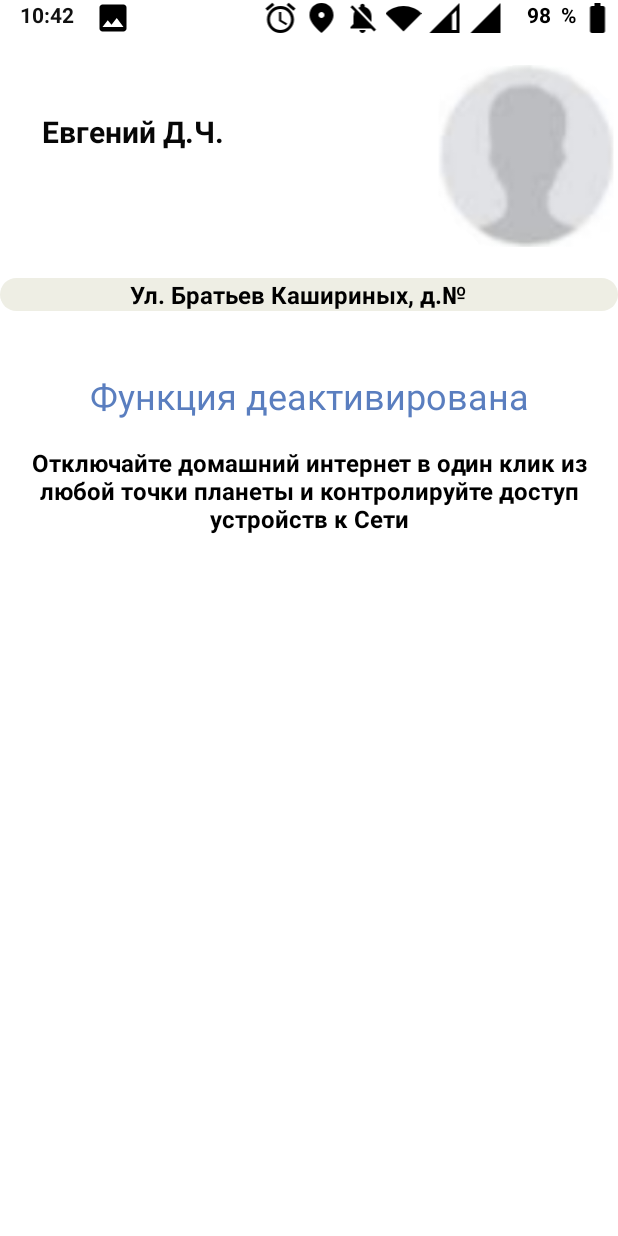
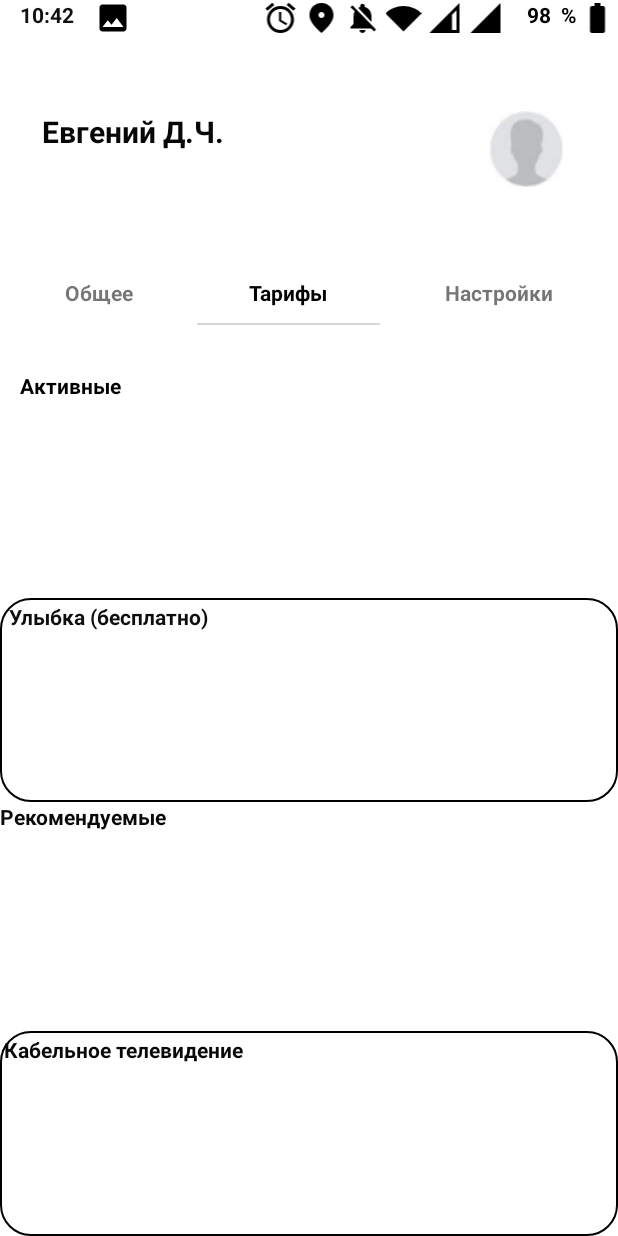
Before and after one commit to mosspanic/l_out, an Android app: the MainActivity2 screen opened directly, with no data from a screen before it, on a phone screen of 412 x 824 dp. Run offline under Robolectric (Android 15) with nearby library versions, the phone set to English and light mode, and no system bars; our stand-ins replace navigation-ui.

Commit message:
кнопка?

```diff
--- a/app/src/main/res/layout/activity_main.xml
+++ b/app/src/main/res/layout/activity_main.xml
@@ -205,9 +205,15 @@
 
         <Button
             android:id="@+id/b2"
-            android:layout_width="115dp"
-            android:layout_height="100dp"
-            android:layout_marginLeft="150dp"
+
+            android:layout_width="match_parent"
+            android:layout_height="88dp"
+            android:layout_marginLeft="100dp"
+            android:layout_marginTop="50dp"
+            android:layout_marginRight="100dp"
+            android:background="@mipmap/killbutint2"
+            android:backgroundTint="@color/white"
+            android:drawableBottom="@mipmap/killbutint2"
             android:foreground="@mipmap/killbutint2_round"
             android:textAlignment="center"
             app:iconTint="#FFFFFF"
--- a/app/src/main/res/layout/activity_main2.xml
+++ b/app/src/main/res/layout/activity_main2.xml
@@ -168,51 +168,110 @@
                     android:layout_weight="1"
                     android:background="@null"
                     android:keepScreenOn="false"
-                    android:paddingTop="0dp"
-                    android:paddingBottom="0dp"
+                    android:paddingTop="50dp"
+                    android:paddingBottom="60dp"
                     app:layout_constraintEnd_toEndOf="parent"
                     app:layout_constraintStart_toStartOf="parent"
                     app:layout_constraintTop_toTopOf="parent"
                     app:srcCompat="@mipmap/face_foreground" />
+
+            </LinearLayout>
+
+            <LinearLayout
+                android:layout_width="match_parent"
+                android:layout_height="60dp"
+                android:layout_weight="0.1"
+                android:orientation="horizontal">
+
+                <TextView
+                    android:id="@+id/textView4"
+                    android:layout_width="wrap_content"
+                    android:layout_height="wrap_content"
+                    android:layout_weight="1"
+                    android:text="Общее"
+                    android:textAlignment="center"
+                    android:textStyle="bold" />
+
+                <LinearLayout
+                    android:layout_width="36dp"
+                    android:layout_height="match_parent"
+                    android:layout_weight="1"
+                    android:orientation="vertical">
+
+                    <TextView
+                        android:id="@+id/textView6"
+                        android:layout_width="match_parent"
+                        android:layout_height="wrap_content"
+                        android:layout_weight="1"
+                        android:text="Тарифы"
+                        android:textAlignment="center"
+                        android:textColor="#000000"
+                        android:textStyle="bold" />
+
+                    <View
+                        android:layout_width="match_parent"
+                        android:layout_height="1dp"
+                        android:background="@drawable/separator" />
+
+                    <TextView
+                        android:id="@+id/textView12"
+                        android:layout_width="match_parent"
+                        android:layout_height="wrap_content"
+                        android:layout_weight="1"
+                        android:text=" "
+                        android:textAlignment="center" />
+                </LinearLayout>
+
+                <TextView
+                    android:id="@+id/textView7"
+                    android:layout_width="wrap_content"
+                    android:layout_height="wrap_content"
+                    android:layout_weight="1"
+                    android:text="Настройки"
+                    android:textAlignment="center"
+                    android:textStyle="bold" />
             </LinearLayout>
 
             <TextView
-                android:id="@+id/textView5"
+                android:id="@+id/textView8"
                 android:layout_width="match_parent"
                 android:layout_height="wrap_content"
-                android:layout_weight="0"
-                android:background="@drawable/rectangle_rounded_all"
-                android:backgroundTintMode="multiply"
-                android:shadowColor="#CBB996"
-                android:text="Ул. Братьев Кашириных, д.№    "
-                android:textAlignment="center"
+                android:layout_weight="5"
+                android:elevation="20dp"
+                android:ellipsize="none"
+                android:text="    Активные"
                 android:textColor="#000000"
-                android:textSize="16sp"
                 android:textStyle="bold" />
 
             <TextView
+                android:id="@+id/textView9"
                 android:layout_width="match_parent"
-                android:layout_height="50dp"
-                android:layout_marginTop="40dp"
-                android:text="Функция деактивирована"
-                android:textAlignment="center"
-                android:textColor="#5A7EBF"
-                android:textSize="24sp" />
+                android:layout_height="wrap_content"
+                android:layout_weight="1"
+                android:background="@drawable/rounded_border"
+                android:text=" Улыбка (бесплатно)"
+                android:textColor="#0E0E0E"
+                android:textStyle="bold" />
 
             <TextView
+                android:id="@+id/textView10"
                 android:layout_width="match_parent"
                 android:layout_height="wrap_content"
-                android:text="Отключайте домашний интернет в один клик из любой точки планеты и контролируйте доступ устройств к Сети"
-                android:textAlignment="center"
-                android:textColor="#000000"
-                android:textSize="16sp"
+                android:layout_weight="5"
+                android:text="Рекомендуемые"
+                android:textColor="#090909"
                 android:textStyle="bold" />
 
-            <FrameLayout
+            <TextView
+                android:id="@+id/textView11"
                 android:layout_width="match_parent"
-                android:layout_height="match_parent">
+                android:layout_height="wrap_content"
+                android:layout_weight="1"
+                android:background="@drawable/rounded_border"
+                android:text="Кабельное телевидение"
+                android:textColor="#090909"
+                android:textStyle="bold" />
 
-            </FrameLayout>
         </LinearLayout>
 
 </androidx.coordinatorlayout.widget.CoordinatorLayout>
```
